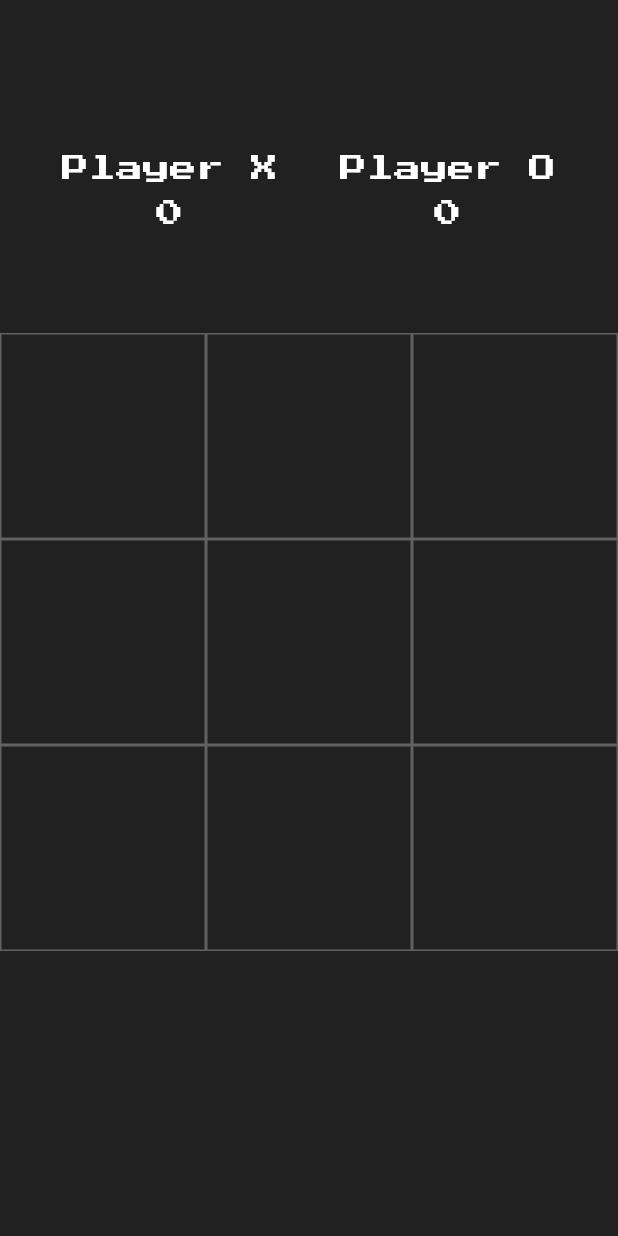
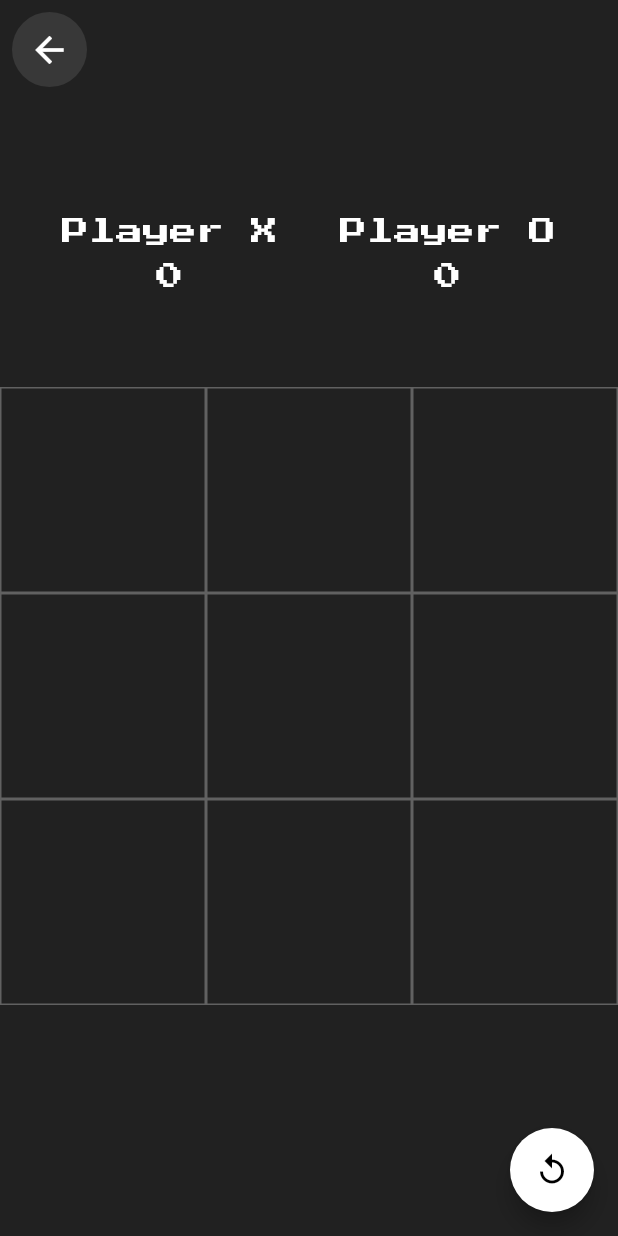
Before and after one commit to Taherpats/TicTacToes, a Flutter app: the screen it shows after launch, after a tap on "vs Player", on a phone screen of 412 x 824 dp. Run offline on Flutter 3.47's test engine with Material 2 defaults, Android fonts, the phone set to English and light mode, and no system bars; our stand-ins replace avatar_glow.

Commit message:
Added back button and replay button and some ui changes

```diff
--- a/lib/splashScreen.dart
+++ b/lib/splashScreen.dart
@@ -1,7 +1,6 @@
 import 'package:avatar_glow/avatar_glow.dart';
 import 'package:flutter/material.dart';
 import 'package:flutter/widgets.dart';
-import 'package:tic_tac_toe/main.dart';
 import 'package:tic_tac_toe/vsComputer.dart';
 import 'package:tic_tac_toe/vsPlayer.dart';
 
@@ -15,7 +14,7 @@ class SplashScreen extends StatelessWidget {
             mainAxisAlignment: MainAxisAlignment.center,
             children: <Widget>[
               Padding(
-                padding: const EdgeInsets.only(top: 140.0),
+                padding: const EdgeInsets.only(top: 140.0, left: 24, right: 24),
                 child: Container(
                   child: Text(
                     "TIC TAC TOE",
@@ -58,49 +57,9 @@ class SplashScreen extends StatelessWidget {
               ),
               Column(
                 children: [
-                  GestureDetector(
-                    onTap: () {
-                      Navigator.push(
-                        context,
-                        MaterialPageRoute(builder: (context) => VsComputer()),
-                      );
-                    },
-                    child: Container(
-                      margin: EdgeInsets.symmetric(horizontal: 12),
-                      decoration: BoxDecoration(
-                          color: Colors.white,
-                          borderRadius: BorderRadius.circular(30)),
-                      padding: EdgeInsets.all(30),
-                      child: Center(
-                        child: Text(
-                          'vs Computer',
-                          style: TextStyle(letterSpacing: 3),
-                        ),
-                      ),
-                    ),
-                  ),
+                  _gameSelectButton('vs Computer', true, context),
                   SizedBox(height: 18),
-                  GestureDetector(
-                    onTap: () {
-                      Navigator.push(
-                        context,
-                        MaterialPageRoute(builder: (context) => VsPlayer()),
-                      );
-                    },
-                    child: Container(
-                      margin: EdgeInsets.symmetric(horizontal: 12),
-                      decoration: BoxDecoration(
-                          color: Colors.white,
-                          borderRadius: BorderRadius.circular(30)),
-                      padding: EdgeInsets.all(30),
-                      child: Center(
-                        child: Text(
-                          'vs Player',
-                          style: TextStyle(letterSpacing: 3),
-                        ),
-                      ),
-                    ),
-                  ),
+                  _gameSelectButton('vs Player', false, context),
                   SizedBox(height: 18),
                 ],
               ),
@@ -108,4 +67,29 @@ class SplashScreen extends StatelessWidget {
           ),
         ));
   }
+
+  Widget _gameSelectButton(String name, bool vsComputer, context) {
+    return GestureDetector(
+      onTap: () {
+        Navigator.push(
+          context,
+          vsComputer
+              ? MaterialPageRoute(builder: (context) => VsComputer())
+              : MaterialPageRoute(builder: (context) => VsPlayer()),
+        );
+      },
+      child: Container(
+        margin: EdgeInsets.symmetric(horizontal: 22),
+        decoration: BoxDecoration(
+            color: Colors.white, borderRadius: BorderRadius.circular(14)),
+        padding: EdgeInsets.all(30),
+        child: Center(
+          child: Text(
+            name,
+            style: TextStyle(letterSpacing: 3, fontSize: 16),
+          ),
+        ),
+      ),
+    );
+  }
 }
--- a/lib/vsPlayer.dart
+++ b/lib/vsPlayer.dart
@@ -6,18 +6,22 @@ class VsPlayer extends StatefulWidget {
 }
 
 class _VsPlayerState extends State<VsPlayer> {
-  bool XTurn = true; // player x
-  int OScore = 0, XScore = 0;
+  bool xTurn = true;
+  int oScore = 0, xScore = 0;
   int filledBoxes = 0;
   List<String> displayValue = ['', '', '', '', '', '', '', '', ''];
   @override
   Widget build(BuildContext context) {
     return Scaffold(
       backgroundColor: Colors.grey[900],
-      body: Container(
+      body: SafeArea(
+        child: Stack(
+          children: [
+            Container(
               padding: EdgeInsets.symmetric(vertical: 32),
               child: Column(
                 children: [
+                  SizedBox(height: 48),
                   Expanded(
                     child: Center(
                       child: Container(
@@ -29,12 +33,14 @@ class _VsPlayerState extends State<VsPlayer> {
                               children: [
                                 Text(
                                   'Player X',
-                            style: TextStyle(color: Colors.white, fontSize: 18),
+                                  style: TextStyle(
+                                      color: Colors.white, fontSize: 18),
                                 ),
                                 SizedBox(height: 12),
                                 Text(
-                            XScore.toString(),
-                            style: TextStyle(color: Colors.white, fontSize: 18),
+                                  xScore.toString(),
+                                  style: TextStyle(
+                                      color: Colors.white, fontSize: 18),
                                 )
                               ],
                             ),
@@ -43,12 +49,14 @@ class _VsPlayerState extends State<VsPlayer> {
                               children: [
                                 Text(
                                   'Player O',
-                            style: TextStyle(color: Colors.white, fontSize: 18),
+                                  style: TextStyle(
+                                      color: Colors.white, fontSize: 18),
                                 ),
                                 SizedBox(height: 12),
                                 Text(
-                            OScore.toString(),
-                            style: TextStyle(color: Colors.white, fontSize: 18),
+                                  oScore.toString(),
+                                  style: TextStyle(
+                                      color: Colors.white, fontSize: 18),
                                 )
                               ],
                             ),
@@ -74,7 +82,8 @@ class _VsPlayerState extends State<VsPlayer> {
                               child: Center(
                                 child: Text(
                                   displayValue[index],
-                            style: TextStyle(color: Colors.white, fontSize: 38),
+                                  style: TextStyle(
+                                      color: Colors.white, fontSize: 38),
                                 ),
                               ),
                             ),
@@ -87,19 +96,48 @@ class _VsPlayerState extends State<VsPlayer> {
                 ],
               ),
             ),
+            InkWell(
+              onTap: () {
+                Navigator.pop(context);
+              },
+              child: Container(
+                margin: EdgeInsets.only(top: 8, left: 8),
+                decoration: BoxDecoration(
+                    color: Colors.white.withOpacity(0.1),
+                    borderRadius: BorderRadius.circular(48)),
+                height: 50,
+                width: 50,
+                child: Icon(
+                  Icons.arrow_back,
+                  size: 28,
+                  color: Colors.white,
+                ),
+              ),
+            ),
+          ],
+        ),
+      ),
+      floatingActionButton: FloatingActionButton(
+        backgroundColor: Colors.white,
+        onPressed: () {
+          xTurn = true;
+          _clearBoard();
+          setState(() {});
+        },
+        child: Icon(Icons.replay, color: Colors.black),
+      ),
     );
-    ;
   }
 
   void _tapped(int index) {
-    if (XTurn && displayValue[index] == '') {
+    if (xTurn && displayValue[index] == '') {
       displayValue[index] = 'X';
       filledBoxes += 1;
-    } else if (!XTurn && displayValue[index] == '') {
+    } else if (!xTurn && displayValue[index] == '') {
       displayValue[index] = 'O';
       filledBoxes += 1;
     }
-    XTurn = !XTurn;
+    xTurn = !xTurn;
     _checkWinner();
     setState(() {});
   }
@@ -173,7 +211,10 @@ class _VsPlayerState extends State<VsPlayer> {
           title: Text('Draw'),
           actions: [
             FlatButton(
-              child: Text("Play Again!"),
+              child: Text(
+                "Play Again!",
+                style: TextStyle(fontSize: 12),
+              ),
               onPressed: () {
                 _clearBoard();
                 Navigator.of(context).pop();
@@ -195,7 +236,7 @@ class _VsPlayerState extends State<VsPlayer> {
           title: Text('Winner: ' + winner),
           actions: [
             FlatButton(
-              child: Text("Play Again!"),
+              child: Text("Play Again!", style: TextStyle(fontSize: 12)),
               onPressed: () {
                 _clearBoard();
                 Navigator.of(context).pop();
@@ -207,9 +248,9 @@ class _VsPlayerState extends State<VsPlayer> {
     );
 
     if (winner == 'X') {
-      XScore += 1;
+      xScore += 1;
     } else {
-      OScore += 1;
+      oScore += 1;
     }
   }
 
```
Also changed, not shown: lib/vsComputer.dart (+46 -8 lines). Lines whose indentation alone changed are shown as unchanged.
